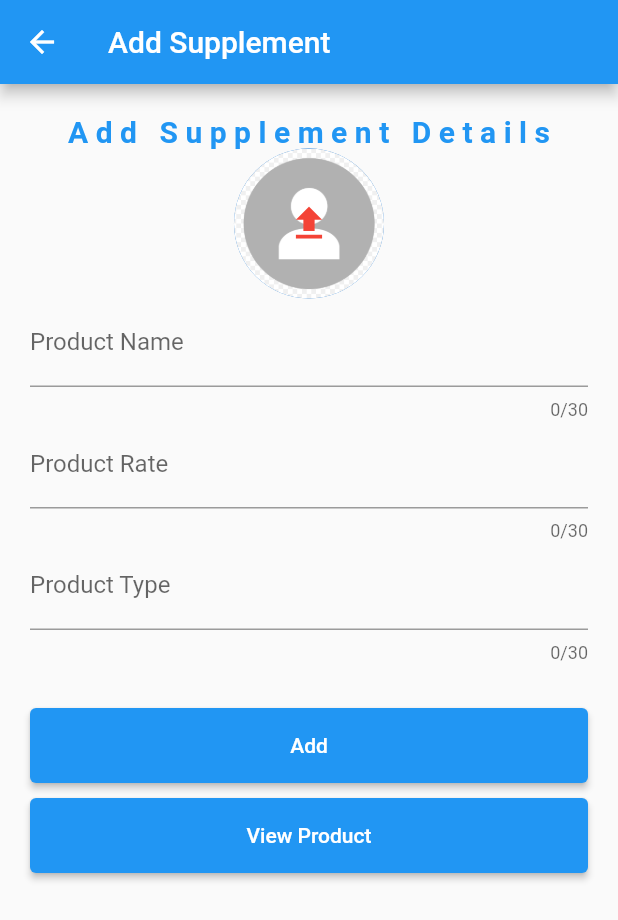
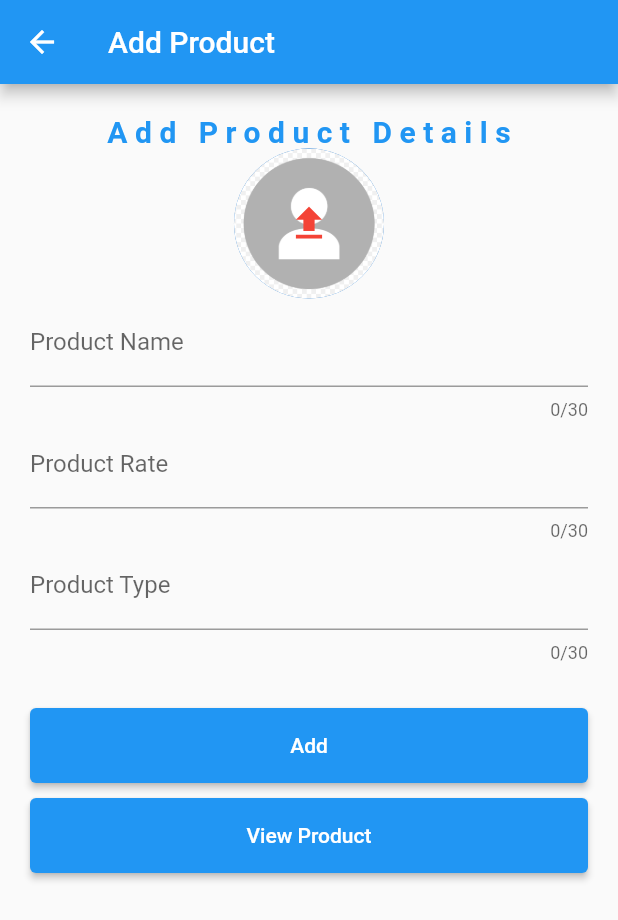
Before and after one commit to DhirendraThakur/Final-Assignment-Android-Application-Development-Dhirendra_Thakur, a Flutter app: the SupplementAdd screen opened by its route, on a phone screen of 412 x 824 dp. Shown: the top 920 px of the screen. Run offline on Flutter 3.47's test engine with Material 2 defaults, Android fonts, the phone set to English and light mode, and no system bars; our stand-ins replace awesome_notifications, fluttertoast, form_field_validator, image_picker, motion_toast, sensors_plus and 1 more; missing offline and left inert: footer; accounts and stored records are empty.

Commit message:
new changes

```diff
--- a/lib/http/httpproduct.dart
+++ b/lib/http/httpproduct.dart
@@ -64,11 +64,6 @@ class HttpProduct {
         'Authorization': tok,
       });
       if (response.statusCode == 200) {
-// uploading imgae after data inserted of product
-//         if (filepath != null) {
-//           var jsonData = jsonDecode(response.body);
-//           uploadImage(filepath.path, jsonData['data']['_id']);
-//         }
         var jsonData = jsonDecode(response.body);
         ProductDatabase.instance.create(jsonData['data']);
         Fluttertoast.showToast(msg: "Data upload Successfully");
--- a/lib/http/httputil.dart
+++ b/lib/http/httputil.dart
@@ -1 +1 @@
-const String baseUrl = "http://192.168.1.66:3500/";
+const String baseUrl = "http://192.168.1.79:3500/";
--- a/lib/screen/product.dart
+++ b/lib/screen/product.dart
@@ -45,7 +45,7 @@ class _SupplementAddState extends State<SupplementAdd> {
   Widget build(BuildContext context) {
     return Scaffold(
       appBar: AppBar(
-        title: Text('Add Supplement'),
+        title: Text('Add Product'),
       ),
       body: SingleChildScrollView(
         padding: EdgeInsets.all(20),
@@ -56,7 +56,7 @@ class _SupplementAddState extends State<SupplementAdd> {
               Container(
                 alignment: Alignment.center,
                 child: Text(
-                  'Add Supplement Details',
+                  'Add Product Details',
                   style: TextStyle(
                       fontSize: 20,
                       fontWeight: FontWeight.bold,
```
Also changed, not shown: lib/screen/dashboard.dart (+12 -37 lines), lib/screen/firstpage.dart (+22 -3 lines).
